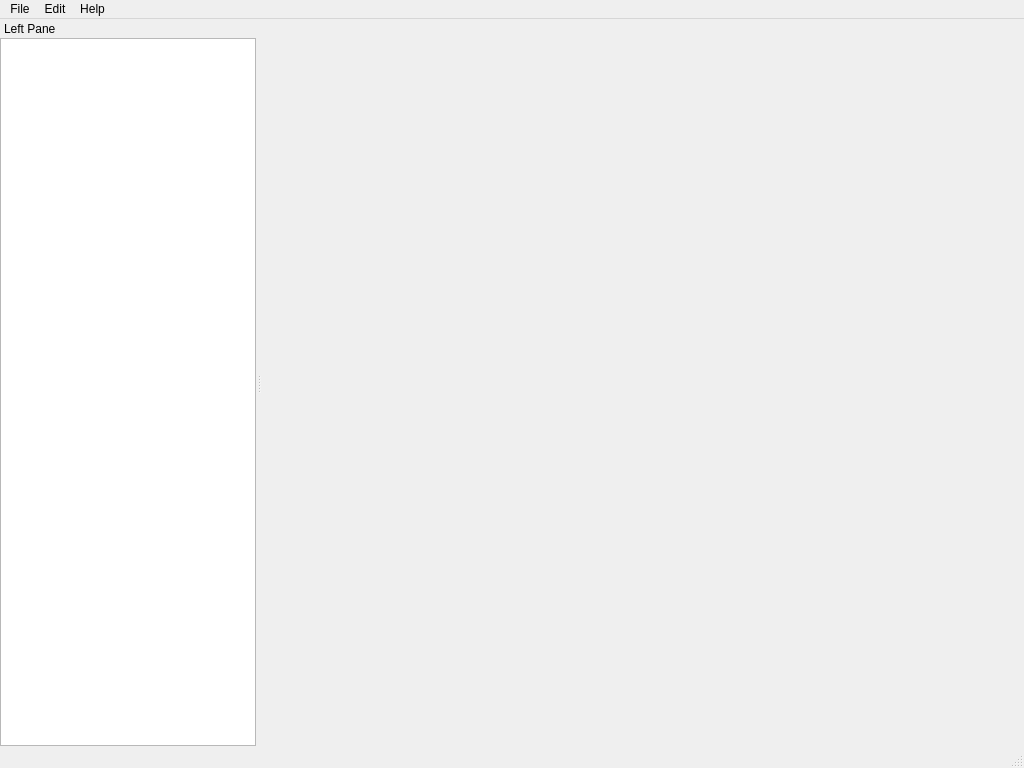
Before: the Qt Designer form src/apps/textureviewer/mainwindow.ui in ABBAPOH/textureviewer, drawn with Qt 5.
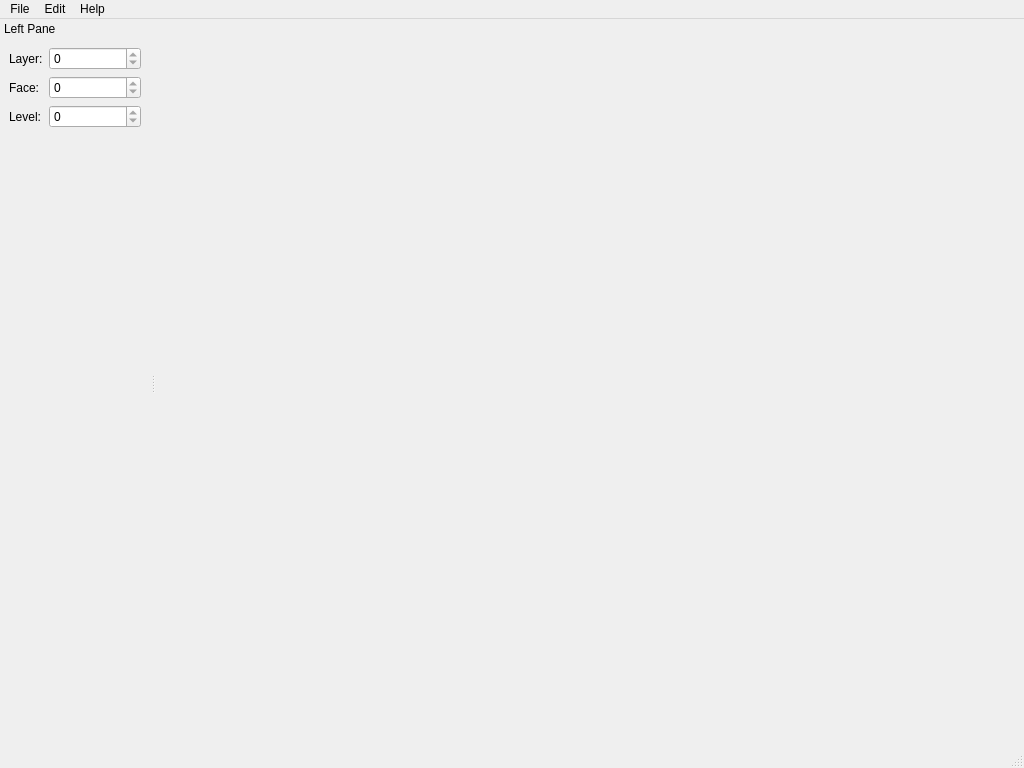
After: the same form once the commit is applied.

```diff
--- a/src/apps/textureviewer/mainwindow.ui
+++ b/src/apps/textureviewer/mainwindow.ui
@@ -51,6 +51,12 @@
   </widget>
   <widget class="QStatusBar" name="statusbar"/>
   <widget class="QDockWidget" name="leftPaneDockWidget">
+   <property name="minimumSize">
+    <size>
+     <width>150</width>
+     <height>161</height>
+    </size>
+   </property>
    <property name="features">
     <set>QDockWidget::NoDockWidgetFeatures</set>
    </property>
@@ -64,29 +70,80 @@
     <number>1</number>
    </attribute>
    <widget class="QWidget" name="leftPaneContents">
-    <layout class="QVBoxLayout" name="verticalLayout">
-     <property name="spacing">
-      <number>0</number>
-     </property>
-     <property name="leftMargin">
-      <number>0</number>
-     </property>
-     <property name="topMargin">
-      <number>0</number>
-     </property>
-     <property name="rightMargin">
-      <number>0</number>
-     </property>
-     <property name="bottomMargin">
-      <number>0</number>
-     </property>
-     <item>
-      <widget class="QTreeView" name="leftPaneView">
-       <attribute name="headerVisible">
-        <bool>false</bool>
-       </attribute>
+    <layout class="QGridLayout" name="gridLayout">
+     <item row="0" column="1">
+      <widget class="QSpinBox" name="layerSpinBox">
+       <property name="sizePolicy">
+        <sizepolicy hsizetype="MinimumExpanding" vsizetype="Fixed">
+         <horstretch>0</horstretch>
+         <verstretch>0</verstretch>
+        </sizepolicy>
+       </property>
+       <property name="maximum">
+        <number>0</number>
+       </property>
       </widget>
      </item>
+     <item row="1" column="1">
+      <widget class="QSpinBox" name="faceSpinBox">
+       <property name="sizePolicy">
+        <sizepolicy hsizetype="MinimumExpanding" vsizetype="Fixed">
+         <horstretch>0</horstretch>
+         <verstretch>0</verstretch>
+        </sizepolicy>
+       </property>
+       <property name="maximum">
+        <number>0</number>
+       </property>
+      </widget>
+     </item>
+     <item row="2" column="0">
+      <widget class="QLabel" name="levelLabel">
+       <property name="text">
+        <string>Level:</string>
+       </property>
+      </widget>
+     </item>
+     <item row="0" column="0">
+      <widget class="QLabel" name="layerLabel">
+       <property name="text">
+        <string>Layer:</string>
+       </property>
+      </widget>
+     </item>
+     <item row="2" column="1">
+      <widget class="QSpinBox" name="levelSpinBox">
+       <property name="sizePolicy">
+        <sizepolicy hsizetype="Expanding" vsizetype="Fixed">
+         <horstretch>0</horstretch>
+         <verstretch>0</verstretch>
+        </sizepolicy>
+       </property>
+       <property name="maximum">
+        <number>0</number>
+       </property>
+      </widget>
+     </item>
+     <item row="1" column="0">
+      <widget class="QLabel" name="faceLabel">
+       <property name="text">
+        <string>Face:</string>
+       </property>
+      </widget>
+     </item>
+     <item row="3" column="1">
+      <spacer name="verticalSpacer">
+       <property name="orientation">
+        <enum>Qt::Vertical</enum>
+       </property>
+       <property name="sizeHint" stdset="0">
+        <size>
+         <width>20</width>
+         <height>40</height>
+        </size>
+       </property>
+      </spacer>
+     </item>
     </layout>
    </widget>
   </widget>
```
